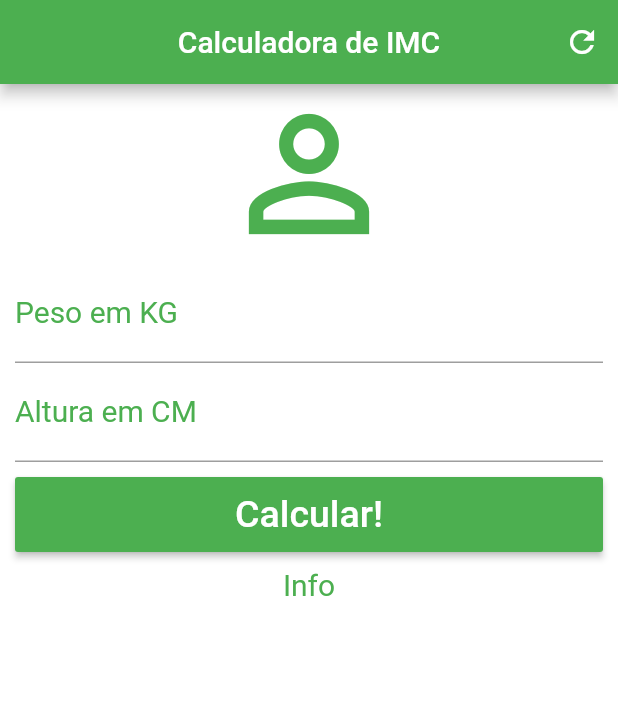
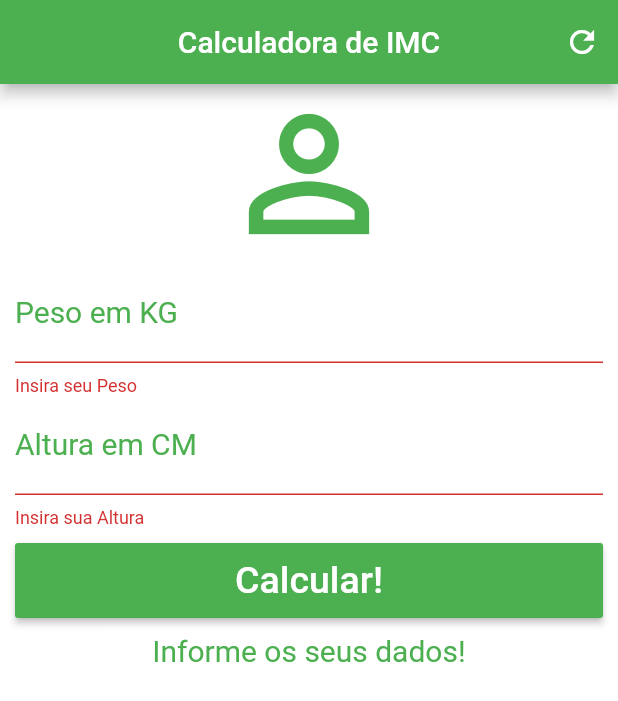
Before and after one commit to robertofilho1/calculo_imc, a Flutter app: the screen it shows after launch, after a tap on "Calcular!", on a phone screen of 412 x 824 dp. Shown: the top 701 px of the screen. Run offline on Flutter 3.47's test engine with Material 2 defaults, Android fonts, the phone set to English and light mode, and no system bars.

Commit message:
Logica de Funcionamento:
- Insert de formularios
- Calculo
- Validação de campos

```diff
--- a/lib/main.dart
+++ b/lib/main.dart
@@ -12,6 +12,44 @@ class Home extends StatefulWidget {
 }
 
 class _HomeState extends State<Home> {
+  TextEditingController weightController = TextEditingController();
+  TextEditingController heightController = TextEditingController();
+
+  GlobalKey<FormState> _formKey = GlobalKey<FormState>();
+
+  String _InfoText = "Informe os seus dados!";
+
+  void _resetfield() {
+    weightController.text = "";
+    heightController.text = "";
+
+    setState(() {
+      _InfoText = "Informe os seus dados!";
+    });
+  }
+
+  void _calculate() {
+    setState(() {
+      double weight = double.parse(weightController.text);
+      double height = double.parse(heightController.text) / 100;
+      double imc = weight / (height * height);
+      print(imc);
+      if (imc < 18.6) {
+        _InfoText = "Abaixo do Peso (${imc.toStringAsPrecision(4)})";
+      } else if (imc >= 18.6 && imc < 24.9) {
+        _InfoText = "Peso Ideal (${imc.toStringAsPrecision(4)})";
+      } else if (imc >= 24.9 && imc < 29.9) {
+        _InfoText = "Levemente Acima do Peso (${imc.toStringAsPrecision(4)})";
+      } else if (imc >= 29.9 && imc < 34.9) {
+        _InfoText = "Obesidade Grau I (${imc.toStringAsPrecision(4)})";
+      } else if (imc >= 34.9 && imc < 39.9) {
+        _InfoText = "Obesidade Grau II  (${imc.toStringAsPrecision(4)})";
+      } else if (imc >= 40) {
+        _InfoText = "Obesidade Grau III  (${imc.toStringAsPrecision(4)})";
+      }
+    });
+  }
+
   @override
   Widget build(BuildContext context) {
     return Scaffold(
@@ -22,13 +60,15 @@ class _HomeState extends State<Home> {
           actions: <Widget>[
             IconButton(
               icon: Icon(Icons.refresh),
-              onPressed: () {},
+              onPressed: _resetfield,
             )
           ],
         ),
         backgroundColor: Colors.white,
         body: SingleChildScrollView(
-          padding: EdgeInsets.fromLTRB(10.0, 0.0, 10.0, 0.0) ,
+            padding: EdgeInsets.fromLTRB(10.0, 0.0, 10.0, 0.0),
+            child: Form(
+              key: _formKey,
               child: Column(
                 crossAxisAlignment: CrossAxisAlignment.stretch,
                 children: <Widget>[
@@ -37,28 +77,44 @@ class _HomeState extends State<Home> {
                     size: 120.0,
                     color: Colors.green,
                   ),
-              TextField(
+                  TextFormField(
                     keyboardType: TextInputType.number,
                     decoration: InputDecoration(
                         labelText: "Peso em KG",
                         labelStyle: TextStyle(color: Colors.green)),
                     textAlign: TextAlign.center,
                     style: TextStyle(color: Colors.green, fontSize: 20.0),
+                    controller: weightController,
+                    validator: (value) {
+                      if(value.isEmpty){
+                        return "Insira seu Peso";
+                      }
+                    },
                   ),
-              TextField(
+                  TextFormField(
                     keyboardType: TextInputType.number,
                     decoration: InputDecoration(
                         labelText: "Altura em CM",
                         labelStyle: TextStyle(color: Colors.green)),
                     textAlign: TextAlign.center,
                     style: TextStyle(color: Colors.green, fontSize: 20.0),
+                    controller: heightController,
+                    validator: (value){
+                      if(value.isEmpty){
+                        return "Insira sua Altura";
+                      }
+                    },
                   ),
                   Padding(
-                padding: EdgeInsets.only(top: 10.0,bottom: 10.0) ,
+                    padding: EdgeInsets.only(top: 10.0, bottom: 10.0),
                     child: Container(
                       height: 50.0,
                       child: RaisedButton(
-                    onPressed: () {},
+                        onPressed: (){
+                          if(_formKey.currentState.validate()){
+                            _calculate();
+                          }
+                        },
                         child: Text(
                           "Calcular!",
                           style: TextStyle(color: Colors.white, fontSize: 25.0),
@@ -68,12 +124,12 @@ class _HomeState extends State<Home> {
                     ),
                   ),
                   Text(
-                "Info",
+                    _InfoText,
                     textAlign: TextAlign.center,
                     style: TextStyle(color: Colors.green, fontSize: 20.0),
                   ),
                 ],
               ),
-        ));
+            )));
   }
 }
```
Lines whose indentation alone changed are shown as unchanged.
